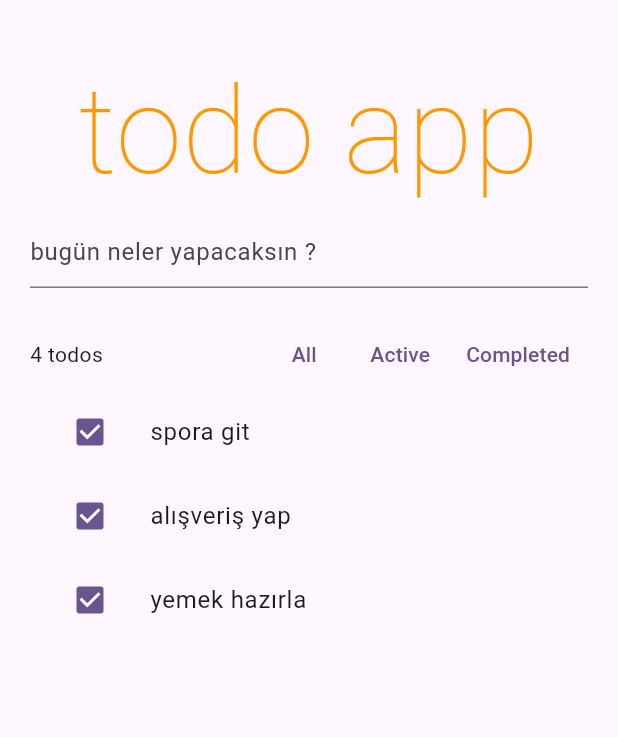
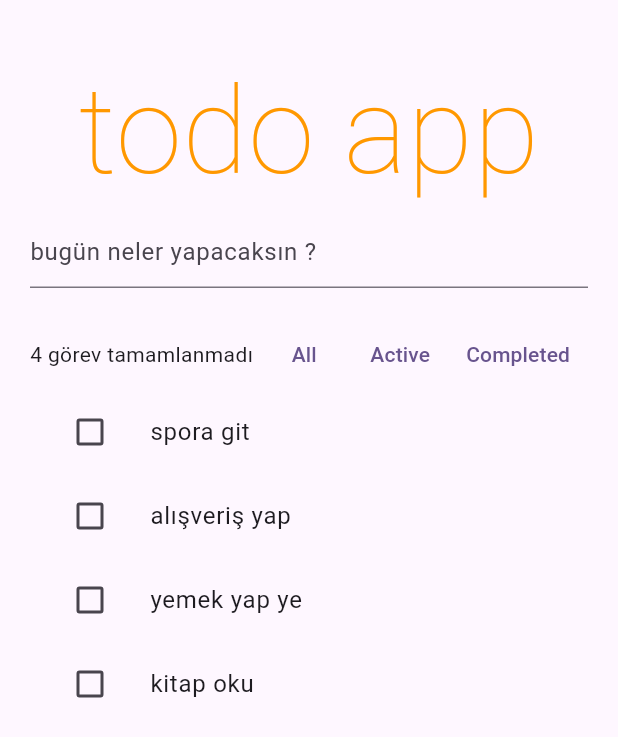
Before and after one commit to bilal-ahmet/improved_todos_app, a Flutter app: the screen it shows after launch, on a phone screen of 412 x 824 dp. Shown: the top 737 px of the screen. Run offline on Flutter 3.47's test engine with Material 3 defaults, Android fonts, the phone set to English and light mode, and no system bars; our stand-ins replace flutter_riverpod.

Commit message:
add_edit_remove_toggle_transactions_with_provider

```diff
--- a/lib/main.dart
+++ b/lib/main.dart
@@ -1,8 +1,9 @@
 import 'package:flutter/material.dart';
+import 'package:flutter_riverpod/flutter_riverpod.dart';
 import 'package:todos_app_riverpod/todo_app.dart';
 
 void main() {
-  runApp(const MyApp());
+  runApp(const ProviderScope(child: MyApp()));
 }
 
 class MyApp extends StatelessWidget {
--- a/lib/provider/all_providers.dart
+++ b/lib/provider/all_providers.dart
@@ -10,6 +10,7 @@ final todoListProvider =  StateNotifierProvider<TodoListManager, List<TodoModel>
       TodoModel(id: const Uuid().v4(), description: "spora git"),
       TodoModel(id: const Uuid().v4(), description: "alışveriş yap"),
       TodoModel(id: const Uuid().v4(), description: "yemek yap ye"),
+      TodoModel(id: const Uuid().v4(), description: "kitap oku"),
     ]
   );
 });
--- a/lib/todo_app.dart
+++ b/lib/todo_app.dart
@@ -1,23 +1,30 @@
 import 'package:flutter/material.dart';
+import 'package:flutter_riverpod/flutter_riverpod.dart';
 import 'package:todos_app_riverpod/models/todo_model.dart';
+import 'package:todos_app_riverpod/provider/all_providers.dart';
+import 'package:todos_app_riverpod/provider/todos_list_manager.dart';
 import 'package:todos_app_riverpod/widgets/title_widget.dart';
 import 'package:todos_app_riverpod/widgets/todo_list_item_widget.dart';
 import 'package:todos_app_riverpod/widgets/toolbar_widget.dart';
 import 'package:uuid/uuid.dart';
 
-class TodoApp extends StatelessWidget {
+class TodoApp extends ConsumerWidget {
   TodoApp({super.key});
   final newTodoController = TextEditingController();
 
-  // todoModel'de oluşturduğumuz verileri for döngüsü ile gezmek için kullanacağız
+  /*
+  // todoModel'de oluşturduğumuz verileri for döngüsü ile gezmek için kullanacağız. TodoListManager'da StateNotifier kullandığımız
+  // için bu bölüme gerek kalmadı bundan sonra state managemtn vaktidir.
   final List<TodoModel> _allTodos = [
     TodoModel(id: const Uuid().v4(), description: "spora git"),
     TodoModel(id: const Uuid().v4(), description: "alışveriş yap"),
     TodoModel(id: const Uuid().v4(), description: "yemek hazırla"),
   ];
+  */
 
   @override
-  Widget build(BuildContext context) {
+  Widget build(BuildContext context, WidgetRef ref) {
+    var allTodos = ref.watch(todoListProvider);
     return Scaffold(
       body: Padding(
         padding: const EdgeInsets.symmetric(horizontal: 20, vertical: 30),
@@ -31,19 +38,19 @@ class TodoApp extends StatelessWidget {
                   const InputDecoration(hintText: "bugün neler yapacaksın ?"),
               controller: newTodoController,
               onSubmitted: (newtodo) {
-                print("şunu ekle $newtodo");
+                ref.read(todoListProvider.notifier).addTodo(newtodo);
               },
             ),
             const SizedBox(
               height: 20,
             ),
             const ToolBarWidget(),
-            for (int i = 0; i < _allTodos.length; i++)
+            for (int i = 0; i < allTodos.length; i++)
               Dismissible(
-                  key: ValueKey(_allTodos[i].id),
-                  child: TodoListItemWidget(item: _allTodos[i]),
-                  onDismissed: (direction) {
-
+                  key: ValueKey(allTodos[i].id),
+                  child: TodoListItemWidget(item: allTodos[i]),
+                  onDismissed: (_) {
+                    ref.read(todoListProvider.notifier).remove(allTodos[i]);
                   },
                 ),
           ],
--- a/lib/widgets/todo_list_item_widget.dart
+++ b/lib/widgets/todo_list_item_widget.dart
@@ -1,16 +1,21 @@
 import 'package:flutter/material.dart';
+import 'package:flutter_riverpod/flutter_riverpod.dart';
 import 'package:todos_app_riverpod/models/todo_model.dart';
+import 'package:todos_app_riverpod/provider/all_providers.dart';
 
-class TodoListItemWidget extends StatelessWidget {
+class TodoListItemWidget extends ConsumerWidget {
   TodoModel item;
   TodoListItemWidget({required this.item, super.key});
 
   @override
-  Widget build(BuildContext context) {
+  Widget build(BuildContext context, WidgetRef ref) {
     return ListTile(
-      leading: Checkbox(value: true, onChanged: (value) {
-        print(value);
-      },),
+      leading: Checkbox(
+        value: item.completed,
+        onChanged: (value) {
+          ref.read(todoListProvider.notifier).toggle(item.id);
+        },
+      ),
       title: Text(item.description),
     );
   }
--- a/lib/widgets/toolbar_widget.dart
+++ b/lib/widgets/toolbar_widget.dart
@@ -1,31 +1,38 @@
 import 'package:flutter/material.dart';
+import 'package:flutter_riverpod/flutter_riverpod.dart';
+import 'package:todos_app_riverpod/provider/all_providers.dart';
 
-class ToolBarWidget extends StatelessWidget {
+class ToolBarWidget extends ConsumerWidget {
   const ToolBarWidget({super.key});
 
   @override
-  Widget build(BuildContext context) {
+  Widget build(BuildContext context, WidgetRef ref) {
+    int onCompletedTodoCount = ref
+        .watch(todoListProvider)
+        .where((element) => !element.completed)
+        .length;
+
     return Row(
       mainAxisAlignment: MainAxisAlignment.spaceBetween,
       children: [
-        const Expanded(child: Text("4 todos")),
+        Expanded(
+            child: Text(
+          onCompletedTodoCount == 0
+              ? "bütün görevler tamamlandı"
+              : onCompletedTodoCount.toString() + " görev tamamlanmadı",
+          overflow: TextOverflow.ellipsis,
+        )),
         Tooltip(
           message: "all todos",
-          child: TextButton(onPressed: () {
-
-          }, child: const Text("All")),
+          child: TextButton(onPressed: () {}, child: const Text("All")),
         ),
         Tooltip(
           message: "Active",
-          child: TextButton(onPressed: () {
-
-          }, child: const Text("Active")),
+          child: TextButton(onPressed: () {}, child: const Text("Active")),
         ),
         Tooltip(
           message: "Completed",
-          child: TextButton(onPressed: () {
-
-          }, child: const Text("Completed")),
+          child: TextButton(onPressed: () {}, child: const Text("Completed")),
         ),
       ],
     );
```
Also changed, not shown: lib/provider/todos_list_manager.dart (+6 -1 lines).
